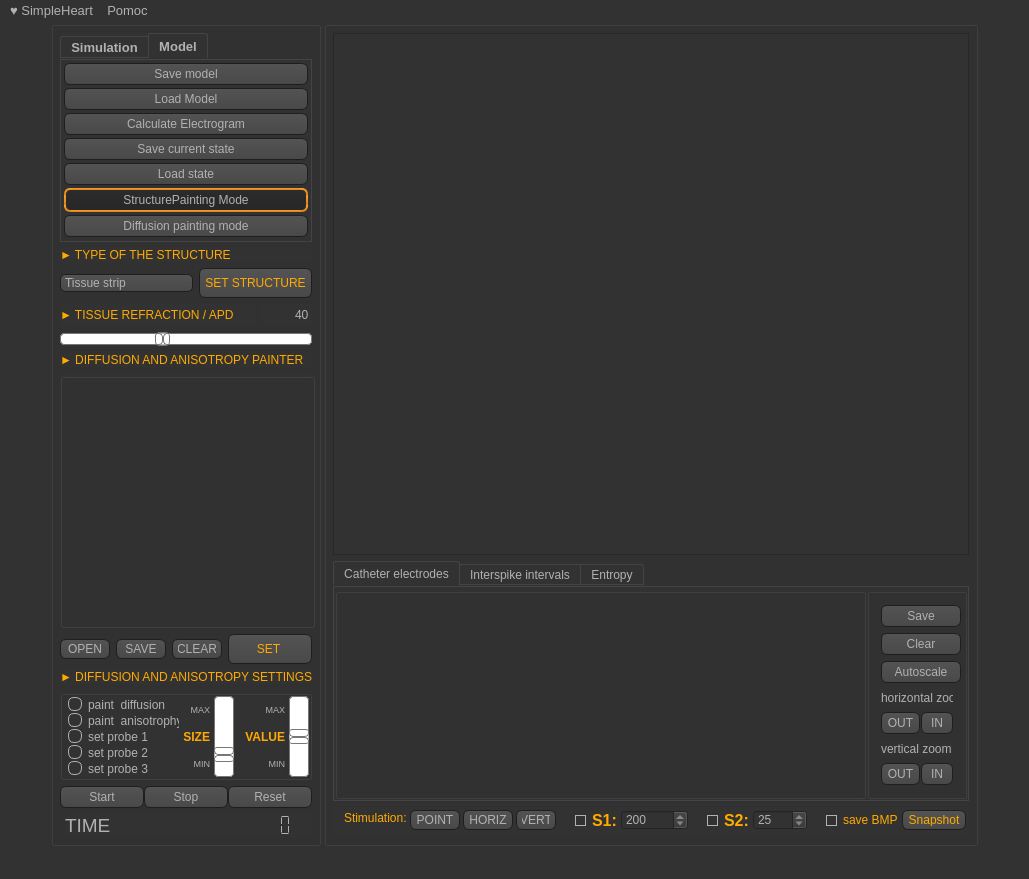
First picture: the form in simpleheart.ui, repository pmpod/SimpleHeart, before the edit.
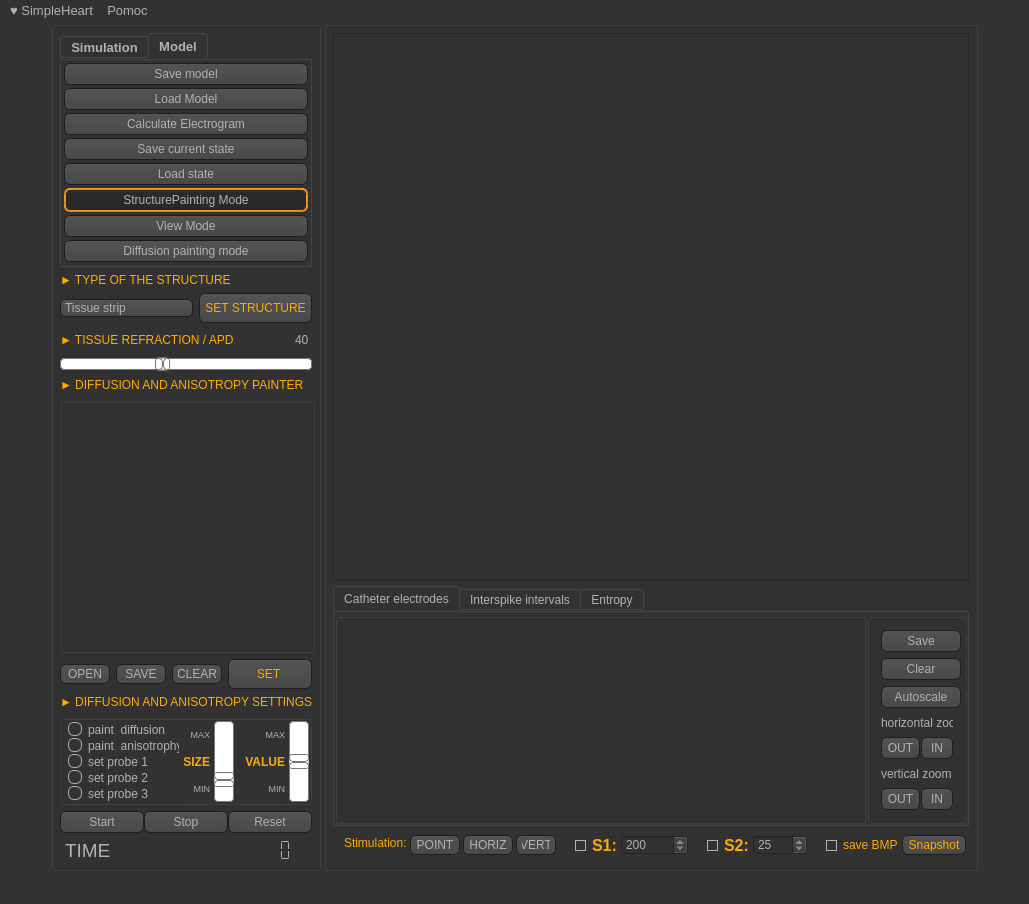
Second picture: the form after the edit. Icons and pictures are not drawn.

```diff
--- a/simpleheart.ui
+++ b/simpleheart.ui
@@ -7,7 +7,7 @@
     <x>0</x>
     <y>0</y>
     <width>1029</width>
-    <height>877</height>
+    <height>879</height>
    </rect>
   </property>
   <property name="font">
@@ -648,6 +648,19 @@
              </property>
             </widget>
            </item>
+           <item>
+            <widget class="QPushButton" name="b_stateViewer">
+             <property name="text">
+              <string>View Mode</string>
+             </property>
+             <property name="checkable">
+              <bool>true</bool>
+             </property>
+             <property name="autoExclusive">
+              <bool>true</bool>
+             </property>
+            </widget>
+           </item>
            <item>
             <widget class="QPushButton" name="b_diffPainting">
              <property name="text">
```
Left out of the diff: 2 changed lines with no effect on the pictures.
